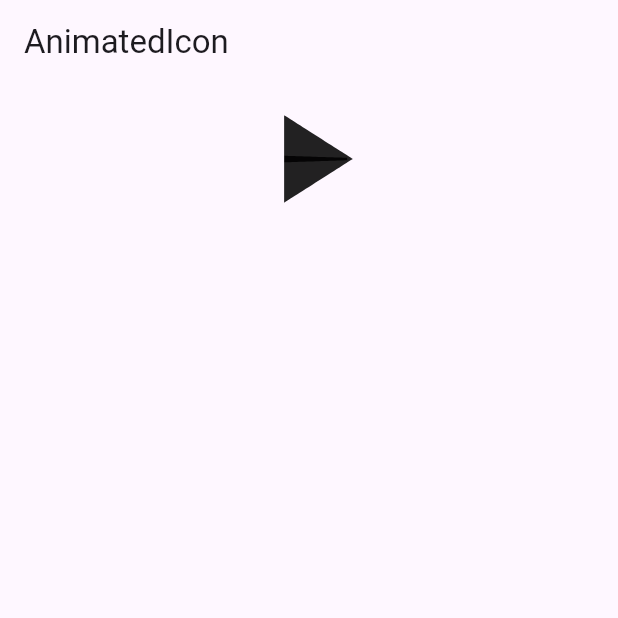
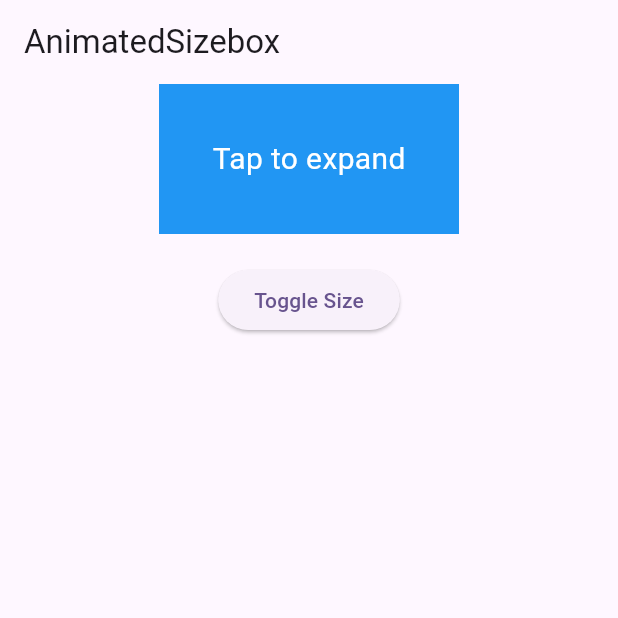
Before and after one commit to Abhaykumarbhumihar/flutter_implicit_animation, a Flutter app: the screen it shows after launch, on a phone screen of 412 x 824 dp, the top half of it. Run offline on Flutter 3.47's test engine with Material 3 defaults, Android fonts, the phone set to English and light mode, and no system bars.

Commit message:
AnimatedSizebox added

```diff
--- a/lib/main.dart
+++ b/lib/main.dart
@@ -5,6 +5,7 @@ import 'package:animation_flutter/pages/animated_crossfade.dart';
 import 'package:animation_flutter/pages/animated_icon.dart';
 import 'package:animation_flutter/pages/animated_padding.dart';
 import 'package:animation_flutter/pages/animated_physical_model.dart';
+import 'package:animation_flutter/pages/animated_sizebox.dart';
 import 'package:animation_flutter/pages/animated_switcher.dart';
 import 'package:animation_flutter/pages/animated_text.dart';
 import 'package:animation_flutter/pages/animation_container.dart';
@@ -32,7 +33,7 @@ class _MyAppState extends State<MyApp> {
         colorScheme: ColorScheme.fromSeed(seedColor: Colors.deepPurple),
         useMaterial3: true,
       ),
-      home: AnimatedIconExample(),
+      home: AnimatedSizeboxExample(),
     );
   }
 }
--- a/lib/pages/animated_crossfade.dart
+++ b/lib/pages/animated_crossfade.dart
@@ -24,6 +24,7 @@ class _AnimatedCrossfadeExampleState extends State<AnimatedCrossfadeExample> {
           children: <Widget>[
 
             AnimatedCrossFade(
+
                 firstChild: Image.network('https://picsum.photos/250?image=9'),
                 secondChild: Image.network('https://picsum.photos/250?image=10'),
                 crossFadeState: _isFirst?CrossFadeState.showFirst:CrossFadeState.showSecond,
--- a/lib/pages/animated_icon.dart
+++ b/lib/pages/animated_icon.dart
@@ -50,6 +50,7 @@ class _AnimatedIconExampleState extends State<AnimatedIconExample>
                 });
               },
               child: AnimatedIcon(
+
                 icon: AnimatedIcons.play_pause,
                 progress: _animationController,
                 size: 100,
--- a/lib/pages/animated_padding.dart
+++ b/lib/pages/animated_padding.dart
@@ -27,6 +27,9 @@ class _AnimatedPaddingState extends State<AnimatedPaddingExample> {
                 // Animation duration
                 curve: Curves.easeInOut,
                 // Animation curve
+                onEnd: () {
+                  print("Animation complete");
+                },
                 child: Container(
                   width: MediaQuery.of(context).size.width,
                   height: MediaQuery.of(context).size.height/3,
--- a/lib/pages/animated_physical_model.dart
+++ b/lib/pages/animated_physical_model.dart
@@ -31,6 +31,9 @@ class _AnimatedPhysicalModelExampleState
                 });
               },
               child: AnimatedPhysicalModel(
+                onEnd: () {
+                  print("Animation complete");
+                },
                 shape: _isCircle ? BoxShape.circle : BoxShape.rectangle,
                 elevation: _isCircle ? 10 : 2,
                 color: _isCircle ? Colors.blue : Colors.green,
--- /dev/null
+++ b/lib/pages/animated_sizebox.dart
@@ -0,0 +1,60 @@
+import 'package:flutter/material.dart';
+
+class AnimatedSizeboxExample extends StatefulWidget {
+  const AnimatedSizeboxExample({super.key});
+
+  @override
+  State<AnimatedSizeboxExample> createState() => _AnimatedSizeboxExampleState();
+}
+
+class _AnimatedSizeboxExampleState extends State<AnimatedSizeboxExample> {
+  bool _isExpanded = false;
+  double _boxHeight = 100.0;
+
+  @override
+  Widget build(BuildContext context) {
+    return SafeArea(
+        child: Scaffold(
+      appBar: AppBar(
+        title: Text("AnimatedSizebox"),
+      ),
+      body: Container(
+        width: MediaQuery.of(context).size.width,
+        height: MediaQuery.of(context).size.height,
+        child: Column(
+          children: <Widget>[
+            AnimatedSize(
+              duration: Duration(seconds: 1), // Animation duration
+              curve: Curves.easeInOut, // Animation curve
+              onEnd: () {
+                print("Animation complete");
+              },
+              child: Container(
+                width: 200,
+                // Fixed width
+                height: _isExpanded ? 200 : _boxHeight,
+                // Change height based on state
+                color: Colors.blue,
+                // Box color
+                alignment: Alignment.center,
+                child: Text(
+                  "Tap to ${_isExpanded ? 'shrink' : 'expand'}",
+                  style: TextStyle(color: Colors.white, fontSize: 20),
+                ),
+              ),
+            ),
+            SizedBox(height: 20),
+            ElevatedButton(
+              onPressed: () {
+                setState(() {
+                  _isExpanded = !_isExpanded;
+                });
+              },
+              child: Text("Toggle Size"),
+            ),
+          ],
+        ),
+      ),
+    ));
+  }
+}
--- a/lib/pages/animated_switcher.dart
+++ b/lib/pages/animated_switcher.dart
@@ -27,6 +27,7 @@ class _AnimatedSwitcherExampleState extends State<AnimatedSwitcherExample> {
           mainAxisAlignment: MainAxisAlignment.center,
           children: <Widget>[
             AnimatedSwitcher(
+
               duration: const Duration(seconds: 1),
               transitionBuilder: (Widget child, Animation<double> animation) {
                 return RotationTransition(turns: animation,alignment: Alignment.center,child: child);
@@ -38,6 +39,7 @@ class _AnimatedSwitcherExampleState extends State<AnimatedSwitcherExample> {
                 //   child: child,
                 // );
               },
+
               child: _isFirstWidget
                   ? Container(
                       key: UniqueKey(),
--- a/lib/pages/animated_text.dart
+++ b/lib/pages/animated_text.dart
@@ -22,6 +22,9 @@ class _AnimatedTextExampleState extends State<AnimatedTextExample> {
         child: Column(
           children: <Widget>[
             AnimatedDefaultTextStyle(
+              onEnd: () {
+                print("Animation complete");
+              },
               style: TextStyle(
                 fontSize: _isTap ? 30 : 20, // Font size changes
                 color: _isTap ? Colors.blue : Colors.red, // Font color changes
--- a/lib/pages/animation_container.dart
+++ b/lib/pages/animation_container.dart
@@ -42,6 +42,9 @@ class _AnimationContainerExampleState extends State<AnimationContainerExample> {
                     itemCount: colors.length,
                     itemBuilder: (context, index) {
                       return AnimatedContainer(
+                        onEnd: () {
+                          print("Animation complete");
+                        },
                         duration: const Duration(seconds: 2),
                         curve: Curves.easeOutSine,
                         width: 150,
```
